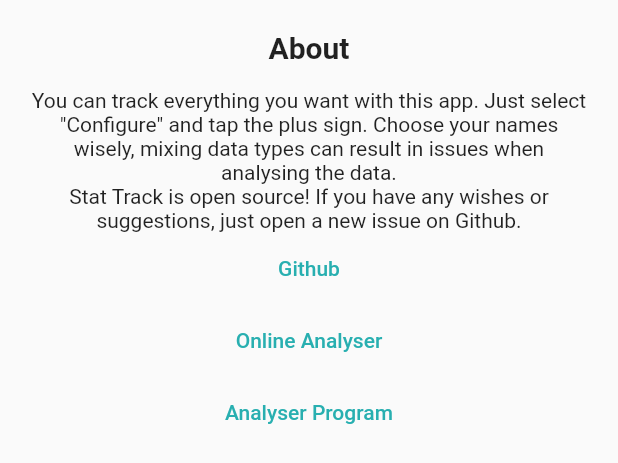
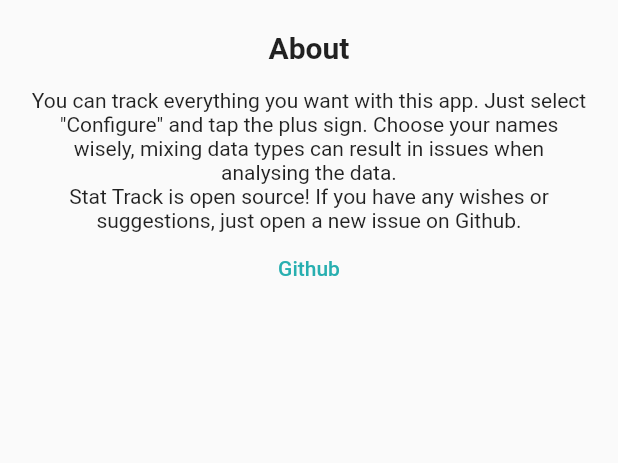
Before and after one commit to hertelukas/stattrack, a Flutter app: the AboutUI widget shown alone on an empty page, opened directly, on a phone screen of 412 x 824 dp. Shown: the top 463 px of the screen. Run offline on Flutter 3.47's test engine with Material 2 defaults, Android fonts, the phone set to English and light mode, and no system bars; our stand-ins replace share_plus; generated files the repository leaves out were written again.

Commit message:
Added german

```diff
--- a/lib/src/views/about.dart
+++ b/lib/src/views/about.dart
@@ -1,6 +1,7 @@
 import 'package:flutter/cupertino.dart';
 import 'package:flutter/material.dart';
 import 'package:url_launcher/url_launcher.dart';
+import 'package:flutter_gen/gen_l10n/app_localizations.dart';
 
 class AboutUI extends StatelessWidget {
   @override
@@ -8,33 +9,23 @@
     return ListView(
       padding: EdgeInsets.all(20),
       children: <Widget>[
-        const Text(
-          "About",
+        Text(
+          AppLocalizations.of(context)!.about,
           style: const TextStyle(fontWeight: FontWeight.bold, fontSize: 20),
           textAlign: TextAlign.center,
         ),
         const Text(""),
-        const Text(
-          "You can track everything you want with this app. Just select \"Configure\" and tap the plus sign. " +
-              "Choose your names wisely, mixing data types can result in issues when analysing the data.",
+        Text(
+          AppLocalizations.of(context)!.aboutSection1,
           textAlign: TextAlign.center,
         ),
-        const Text(
-            "Stat Track is open source! If you have any wishes or suggestions, just open a new issue on Github.",
+        Text(
+          AppLocalizations.of(context)!.aboutSection2,
           textAlign: TextAlign.center,
         ),
         TextButton(
           child: const Text("Github"),
           onPressed: () => launch("https://github.com/hertelukas/stattrack"),
-        ),
-        TextButton(
-          child: const Text("Online Analyser"),
-          onPressed: () => launch("https://stattrack.lukas-hertel.de/"),
-        ),
-        TextButton(
-          child: const Text("Analyser Program"),
-          onPressed: () => launch(
-              "https://github.com/hertelukas/stattrack-analyser/releases"),
         )
       ],
     );
```
Also changed, not shown: lib/l10n/app_de.arb (+23 -1 lines), lib/l10n/app_en.arb (+22 -3 lines), lib/src/views/configurationUI.dart (+20 -18 lines), lib/src/views/historyUI.dart (+14 -9 lines), lib/src/views/homePage.dart (+7 -5 lines), lib/src/views/trackerUI.dart (+4 -3 lines), lib/src/views/view.dart (+8 -5 lines).
